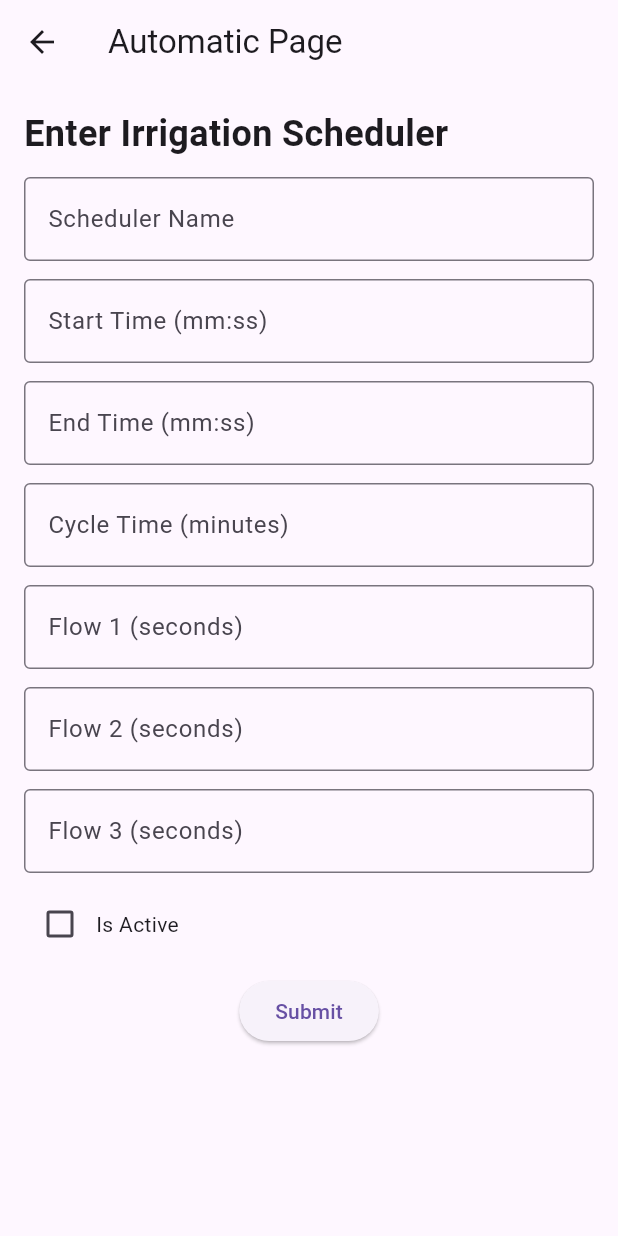
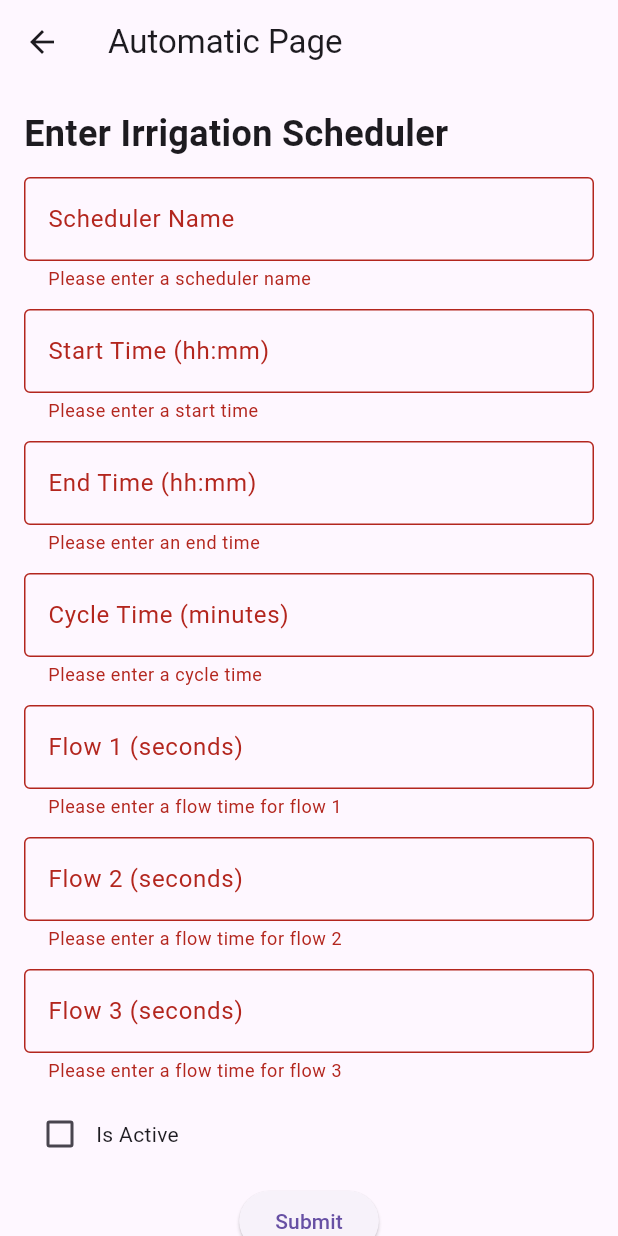
Before and after one commit to grassnhi/smart-farm-iot, a Flutter app: the AutomaticPage screen opened directly, after a tap on "Submit", on a phone screen of 412 x 824 dp. Run offline on Flutter 3.47's test engine with Material 3 defaults, Android fonts, the phone set to English and light mode, and no system bars; our stand-ins replace firebase_auth, firebase_core, fluttertoast; missing offline and left inert: mqtt_client; accounts and stored records are empty.

Commit message:
Update success MQTT

```diff
--- a/flutter_app/lib/automatic_page.dart
+++ b/flutter_app/lib/automatic_page.dart
@@ -1,5 +1,4 @@
 import 'dart:convert';
-
 import 'package:flutter/material.dart';
 import 'main.dart';
 
@@ -24,23 +23,7 @@ class Schedule {
     this.isActive = false,
   });
 
-  void _uploadSchedule() {
-    /* Upload schedule to the server
-      [
-        {
-          "action": "schedule",
-          "timestamp":"11-06-2024 22:17:27 GMT+0700",
-          "cycle": 5,
-          "flow1": 20,
-          "flow2": 10,
-          "flow3": 20,
-          "isActive": true,
-          "schedulerName": "LỊCH TƯỚI 1",
-          "startTime": "18:30",
-          "stopTime": "18:40"
-        }
-    ]
-  */
+  void uploadSchedule() {
     var message = {
       "action": "schedule",
       "timestamp": getCurrentTimestamp(),
@@ -55,10 +38,10 @@ class Schedule {
     };
     global_mqttHelper.publish("smartfarm_iot/feeds/V20", jsonEncode(message));
 
-    //TODO: send message to firebase database
+    // TODO: send message to firebase database
+  }
 
-  }
-  void _deleteSchedule() {
+  void deleteSchedule() {
     flow1 = 0;
     flow2 = 0;
     flow3 = 0;
@@ -70,21 +53,28 @@ class Schedule {
   }
 }
 
-
 class AutomaticPage extends StatefulWidget {
-  const AutomaticPage({Key? key});
+  const AutomaticPage({Key? key}) : super(key: key);
 
   @override
   _AutomaticPageState createState() => _AutomaticPageState();
 }
 
 class _AutomaticPageState extends State<AutomaticPage> {
-  bool isActive = false; // Variable to track the checkbox state
-  Schedule schedule = Schedule();
+  final _formKey = GlobalKey<FormState>();
+  final Schedule schedule = Schedule();
+
   void _submitSchedule() {
-    schedule._uploadSchedule();
-    schedule._deleteSchedule();
+    if (_formKey.currentState!.validate()) {
+      _formKey.currentState!.save();
+      schedule.uploadSchedule();
+      schedule.deleteSchedule();
+      ScaffoldMessenger.of(context).showSnackBar(
+        SnackBar(content: Text('Schedule submitted successfully!')),
+      );
     }
+  }
+
   @override
   Widget build(BuildContext context) {
     return Scaffold(
@@ -94,6 +84,8 @@ class _AutomaticPageState extends State<AutomaticPage> {
       body: SingleChildScrollView(
         child: Padding(
           padding: const EdgeInsets.all(16.0),
+          child: Form(
+            key: _formKey,
             child: Column(
               crossAxisAlignment: CrossAxisAlignment.start,
               children: [
@@ -110,20 +102,47 @@ class _AutomaticPageState extends State<AutomaticPage> {
                     labelText: 'Scheduler Name',
                     border: OutlineInputBorder(),
                   ),
+                  validator: (value) {
+                    if (value == null || value.isEmpty) {
+                      return 'Please enter a scheduler name';
+                    }
+                    return null;
+                  },
+                  onSaved: (value) {
+                    schedule.name = value!;
+                  },
                 ),
                 const SizedBox(height: 12),
                 TextFormField(
                   decoration: const InputDecoration(
-                  labelText: 'Start Time (mm:ss)',
+                    labelText: 'Start Time (hh:mm)',
                     border: OutlineInputBorder(),
                   ),
+                  validator: (value) {
+                    if (value == null || value.isEmpty) {
+                      return 'Please enter a start time';
+                    }
+                    return null;
+                  },
+                  onSaved: (value) {
+                    schedule.startTime = value!;
+                  },
                 ),
                 const SizedBox(height: 12),
                 TextFormField(
                   decoration: const InputDecoration(
-                  labelText: 'End Time (mm:ss)',
+                    labelText: 'End Time (hh:mm)',
                     border: OutlineInputBorder(),
                   ),
+                  validator: (value) {
+                    if (value == null || value.isEmpty) {
+                      return 'Please enter an end time';
+                    }
+                    return null;
+                  },
+                  onSaved: (value) {
+                    schedule.endTime = value!;
+                  },
                 ),
                 const SizedBox(height: 12),
                 TextFormField(
@@ -131,6 +150,15 @@ class _AutomaticPageState extends State<AutomaticPage> {
                     labelText: 'Cycle Time (minutes)',
                     border: OutlineInputBorder(),
                   ),
+                  validator: (value) {
+                    if (value == null || value.isEmpty) {
+                      return 'Please enter a cycle time';
+                    }
+                    return null;
+                  },
+                  onSaved: (value) {
+                    schedule.cycleTime = int.parse(value!);
+                  },
                 ),
                 const SizedBox(height: 12),
                 TextFormField(
@@ -138,6 +166,15 @@ class _AutomaticPageState extends State<AutomaticPage> {
                     labelText: 'Flow 1 (seconds)',
                     border: OutlineInputBorder(),
                   ),
+                  validator: (value) {
+                    if (value == null || value.isEmpty) {
+                      return 'Please enter a flow time for flow 1';
+                    }
+                    return null;
+                  },
+                  onSaved: (value) {
+                    schedule.flow1 = int.parse(value!);
+                  },
                 ),
                 const SizedBox(height: 12),
                 TextFormField(
@@ -145,6 +182,15 @@ class _AutomaticPageState extends State<AutomaticPage> {
                     labelText: 'Flow 2 (seconds)',
                     border: OutlineInputBorder(),
                   ),
+                  validator: (value) {
+                    if (value == null || value.isEmpty) {
+                      return 'Please enter a flow time for flow 2';
+                    }
+                    return null;
+                  },
+                  onSaved: (value) {
+                    schedule.flow2 = int.parse(value!);
+                  },
                 ),
                 const SizedBox(height: 12),
                 TextFormField(
@@ -152,15 +198,24 @@ class _AutomaticPageState extends State<AutomaticPage> {
                     labelText: 'Flow 3 (seconds)',
                     border: OutlineInputBorder(),
                   ),
+                  validator: (value) {
+                    if (value == null || value.isEmpty) {
+                      return 'Please enter a flow time for flow 3';
+                    }
+                    return null;
+                  },
+                  onSaved: (value) {
+                    schedule.flow3 = int.parse(value!);
+                  },
                 ),
                 const SizedBox(height: 10),
                 Row(
                   children: [
                     Checkbox(
-                    value: isActive, // Set the value based on isActive variable
+                      value: schedule.isActive,
                       onChanged: (value) {
                         setState(() {
-                        isActive = value ?? false; // Update isActive when checkbox state changes
+                          schedule.isActive = value ?? false;
                         });
                       },
                     ),
@@ -181,6 +236,7 @@ class _AutomaticPageState extends State<AutomaticPage> {
             ),
           ),
         ),
+      ),
     );
   }
 }
```
Lines whose indentation alone changed are shown as unchanged.
